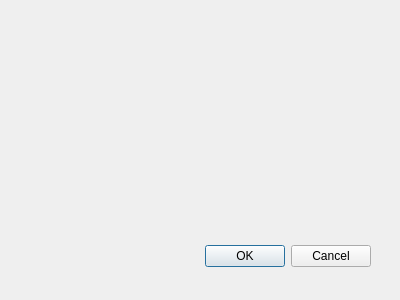
The window that main.ui (ericogr/pcmdcalc) describes before a commit, drawn with Qt 5.
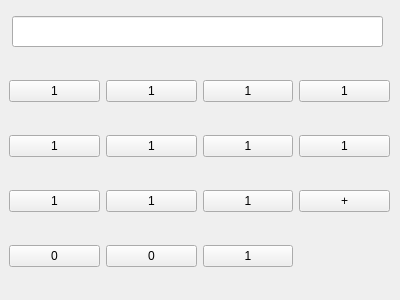
The same window after the commit.

Commit message: adicionar botoes na tela

```diff
--- a/main.ui
+++ b/main.ui
@@ -13,21 +13,228 @@
   <property name="windowTitle">
    <string>Calculadora</string>
   </property>
-  <widget class="QDialogButtonBox" name="buttonBox">
+  <widget class="QLineEdit" name="lineEditValue">
    <property name="geometry">
     <rect>
-     <x>30</x>
-     <y>240</y>
-     <width>341</width>
-     <height>32</height>
+     <x>12</x>
+     <y>16</y>
+     <width>371</width>
+     <height>31</height>
     </rect>
    </property>
-   <property name="orientation">
-    <enum>Qt::Horizontal</enum>
+  </widget>
+  <widget class="QWidget" name="">
+   <property name="geometry">
+    <rect>
+     <x>9</x>
+     <y>53</y>
+     <width>381</width>
+     <height>241</height>
+    </rect>
    </property>
-   <property name="standardButtons">
-    <set>QDialogButtonBox::Cancel|QDialogButtonBox::Ok</set>
-   </property>
+   <layout class="QGridLayout" name="gridLayout">
+    <item row="0" column="1">
+     <widget class="QPushButton" name="pushButton1_11">
+      <property name="focusPolicy">
+       <enum>Qt::TabFocus</enum>
+      </property>
+      <property name="text">
+       <string>1</string>
+      </property>
+      <property name="autoDefault">
+       <bool>false</bool>
+      </property>
+     </widget>
+    </item>
+    <item row="1" column="0">
+     <widget class="QPushButton" name="pushButton1_9">
+      <property name="focusPolicy">
+       <enum>Qt::TabFocus</enum>
+      </property>
+      <property name="text">
+       <string>1</string>
+      </property>
+      <property name="autoDefault">
+       <bool>false</bool>
+      </property>
+     </widget>
+    </item>
+    <item row="2" column="1">
+     <widget class="QPushButton" name="pushButton2">
+      <property name="focusPolicy">
+       <enum>Qt::TabFocus</enum>
+      </property>
+      <property name="text">
+       <string>1</string>
+      </property>
+      <property name="autoDefault">
+       <bool>false</bool>
+      </property>
+     </widget>
+    </item>
+    <item row="1" column="2">
+     <widget class="QPushButton" name="pushButton1_7">
+      <property name="focusPolicy">
+       <enum>Qt::TabFocus</enum>
+      </property>
+      <property name="text">
+       <string>1</string>
+      </property>
+      <property name="autoDefault">
+       <bool>false</bool>
+      </property>
+     </widget>
+    </item>
+    <item row="2" column="3">
+     <widget class="QPushButton" name="pushButtonSoma">
+      <property name="focusPolicy">
+       <enum>Qt::TabFocus</enum>
+      </property>
+      <property name="text">
+       <string>+</string>
+      </property>
+      <property name="autoDefault">
+       <bool>false</bool>
+      </property>
+     </widget>
+    </item>
+    <item row="2" column="2">
+     <widget class="QPushButton" name="pushButton1_4">
+      <property name="focusPolicy">
+       <enum>Qt::TabFocus</enum>
+      </property>
+      <property name="text">
+       <string>1</string>
+      </property>
+      <property name="autoDefault">
+       <bool>false</bool>
+      </property>
+     </widget>
+    </item>
+    <item row="2" column="0">
+     <widget class="QPushButton" name="pushButton1">
+      <property name="focusPolicy">
+       <enum>Qt::TabFocus</enum>
+      </property>
+      <property name="text">
+       <string>1</string>
+      </property>
+      <property name="autoDefault">
+       <bool>false</bool>
+      </property>
+     </widget>
+    </item>
+    <item row="1" column="3">
+     <widget class="QPushButton" name="pushButton1_6">
+      <property name="focusPolicy">
+       <enum>Qt::TabFocus</enum>
+      </property>
+      <property name="text">
+       <string>1</string>
+      </property>
+      <property name="autoDefault">
+       <bool>false</bool>
+      </property>
+     </widget>
+    </item>
+    <item row="3" column="1">
+     <widget class="QPushButton" name="pushButton0_2">
+      <property name="focusPolicy">
+       <enum>Qt::TabFocus</enum>
+      </property>
+      <property name="text">
+       <string>0</string>
+      </property>
+      <property name="autoDefault">
+       <bool>false</bool>
+      </property>
+      <property name="flat">
+       <bool>false</bool>
+      </property>
+     </widget>
+    </item>
+    <item row="3" column="0">
+     <widget class="QPushButton" name="pushButton0">
+      <property name="focusPolicy">
+       <enum>Qt::TabFocus</enum>
+      </property>
+      <property name="text">
+       <string>0</string>
+      </property>
+      <property name="autoDefault">
+       <bool>false</bool>
+      </property>
+      <property name="flat">
+       <bool>false</bool>
+      </property>
+     </widget>
+    </item>
+    <item row="3" column="2">
+     <widget class="QPushButton" name="pushButton1_2">
+      <property name="focusPolicy">
+       <enum>Qt::TabFocus</enum>
+      </property>
+      <property name="text">
+       <string>1</string>
+      </property>
+      <property name="autoDefault">
+       <bool>false</bool>
+      </property>
+     </widget>
+    </item>
+    <item row="0" column="3">
+     <widget class="QPushButton" name="pushButton1_13">
+      <property name="focusPolicy">
+       <enum>Qt::TabFocus</enum>
+      </property>
+      <property name="text">
+       <string>1</string>
+      </property>
+      <property name="autoDefault">
+       <bool>false</bool>
+      </property>
+     </widget>
+    </item>
+    <item row="0" column="2">
+     <widget class="QPushButton" name="pushButton1_12">
+      <property name="focusPolicy">
+       <enum>Qt::TabFocus</enum>
+      </property>
+      <property name="text">
+       <string>1</string>
+      </property>
+      <property name="autoDefault">
+       <bool>false</bool>
+      </property>
+     </widget>
+    </item>
+    <item row="1" column="1">
+     <widget class="QPushButton" name="pushButton1_8">
+      <property name="focusPolicy">
+       <enum>Qt::TabFocus</enum>
+      </property>
+      <property name="text">
+       <string>1</string>
+      </property>
+      <property name="autoDefault">
+       <bool>false</bool>
+      </property>
+     </widget>
+    </item>
+    <item row="0" column="0">
+     <widget class="QPushButton" name="pushButton1_10">
+      <property name="focusPolicy">
+       <enum>Qt::TabFocus</enum>
+      </property>
+      <property name="text">
+       <string>1</string>
+      </property>
+      <property name="autoDefault">
+       <bool>false</bool>
+      </property>
+     </widget>
+    </item>
+   </layout>
   </widget>
  </widget>
  <resources/>
```
Left out of the diff: 32 changed lines with no effect on the pictures. The commit also changes 1 other file.
